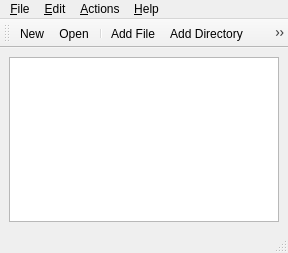
This is qtftp/ui/mainwindow.ui in rgfernandes/qtdesktop as Qt 5 draws it before an edit. The edited form follows.
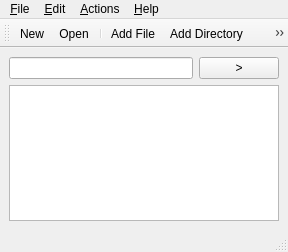
This is the edited form. Icons and pictures are not drawn.

Patch:
```diff
--- a/qtftp/ui/mainwindow.ui
+++ b/qtftp/ui/mainwindow.ui
@@ -7,15 +7,25 @@
     <x>0</x>
     <y>0</y>
     <width>288</width>
-    <height>253</height>
+    <height>252</height>
    </rect>
   </property>
   <property name="windowTitle">
    <string notr="true">QtFtp</string>
   </property>
   <widget class="QWidget" name="centralwidget">
-   <layout class="QVBoxLayout" name="verticalLayout">
-    <item>
+   <layout class="QGridLayout" name="gridLayout">
+    <item row="0" column="0">
+     <widget class="QLineEdit" name="leAddressBar"/>
+    </item>
+    <item row="0" column="1">
+     <widget class="QPushButton" name="pbGo">
+      <property name="text">
+       <string>&gt;</string>
+      </property>
+     </widget>
+    </item>
+    <item row="1" column="0" colspan="2">
      <widget class="QTreeView" name="treeView">
       <property name="acceptDrops">
        <bool>true</bool>
```
